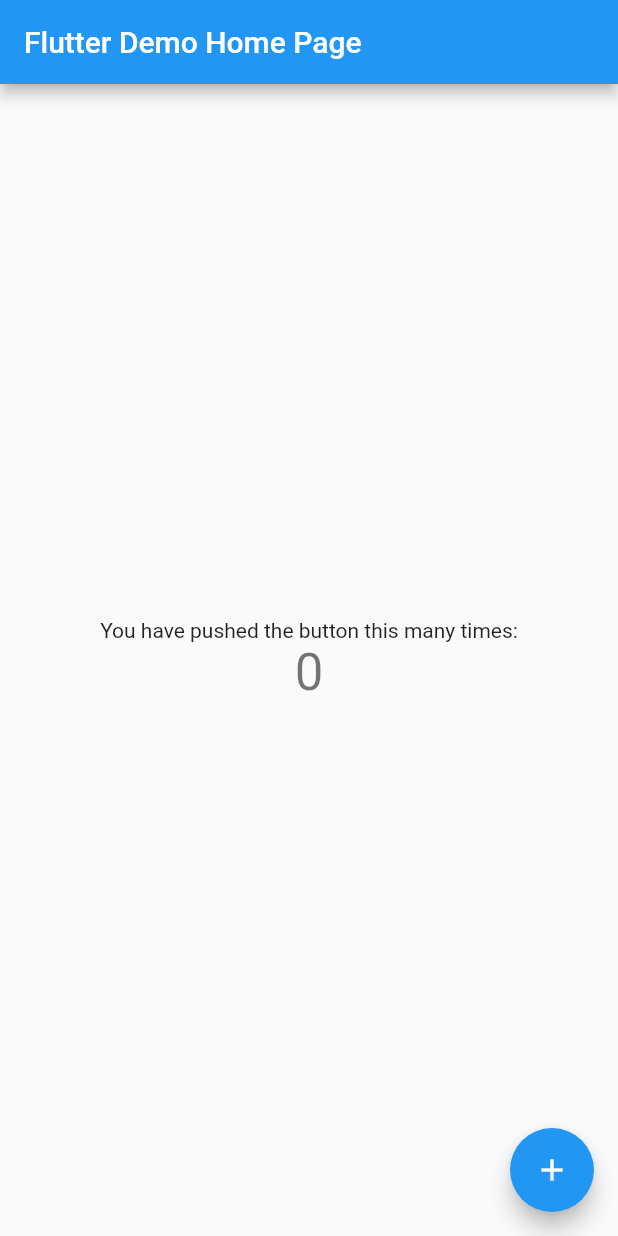
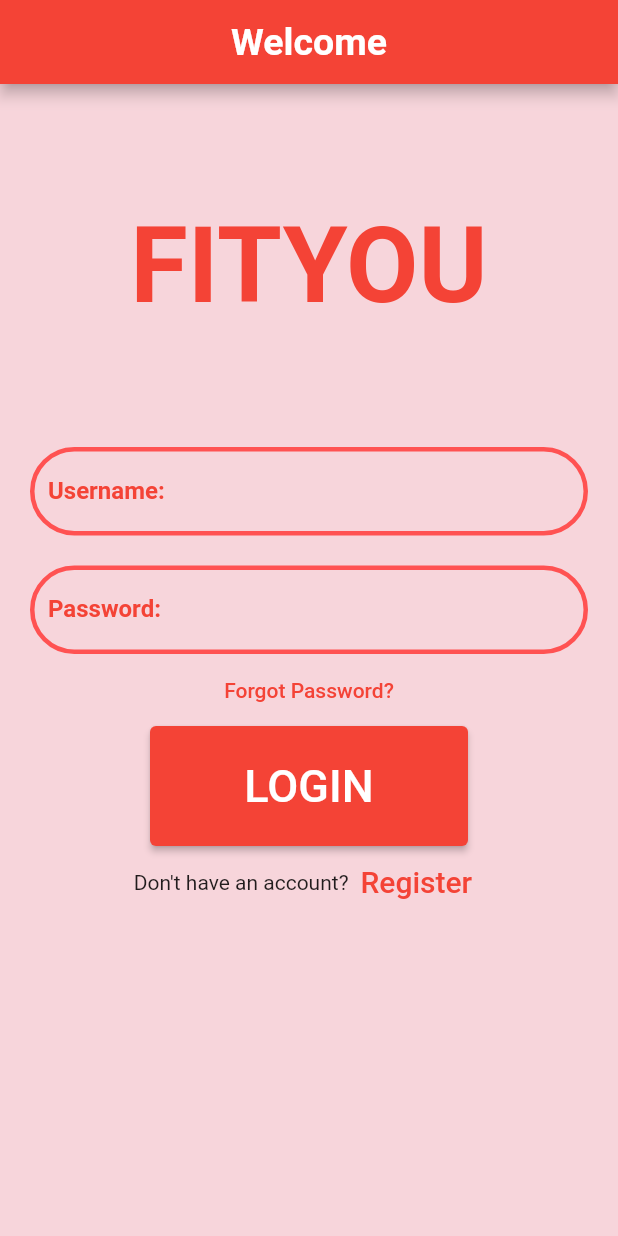
Before and after one commit to mvaiyapuri/cs160-exercise-project, a Flutter app: the screen it shows after launch, on a phone screen of 412 x 824 dp. Run offline on Flutter 3.47's test engine with Material 2 defaults, Android fonts, the phone set to English and light mode, and no system bars.

Commit message:
Update main.dart

```diff
--- a/fit_you/lib/main.dart
+++ b/fit_you/lib/main.dart
@@ -1,115 +1,273 @@
 import 'package:flutter/material.dart';
 
-void main() {
-  runApp(const MyApp());
-}
+void main() => runApp(const Login());
 
-class MyApp extends StatelessWidget {
-  const MyApp({super.key});
+class Login extends StatelessWidget {
+  const Login({Key? key}) : super(key: key);
 
-  // This widget is the root of your application.
+  static const String _title = 'Welcome';
+
   @override
   Widget build(BuildContext context) {
     return MaterialApp(
-      title: 'Flutter Demo',
+      title: _title,
       theme: ThemeData(
-        // This is the theme of your application.
-        //
-        // Try running your application with "flutter run". You'll see the
-        // application has a blue toolbar. Then, without quitting the app, try
-        // changing the primarySwatch below to Colors.green and then invoke
-        // "hot reload" (press "r" in the console where you ran "flutter run",
-        // or simply save your changes to "hot reload" in a Flutter IDE).
-        // Notice that the counter didn't reset back to zero; the application
-        // is not restarted.
-        primarySwatch: Colors.blue,
+        primarySwatch: Colors.red,
+        scaffoldBackgroundColor: const Color(0xFFF7D5DB),
       ),
-      home: const MyHomePage(title: 'Flutter Demo Home Page'),
+      home: Scaffold(
+        appBar: AppBar(centerTitle: true, title: const Text(_title, style: TextStyle(fontWeight: FontWeight.bold, fontSize: 25))),
+        body: const MyStatefulWidget(),
+      ),
     );
   }
 }
 
-class MyHomePage extends StatefulWidget {
-  const MyHomePage({super.key, required this.title});
-
-  // This widget is the home page of your application. It is stateful, meaning
-  // that it has a State object (defined below) that contains fields that affect
-  // how it looks.
-
-  // This class is the configuration for the state. It holds the values (in this
-  // case the title) provided by the parent (in this case the App widget) and
-  // used by the build method of the State. Fields in a Widget subclass are
-  // always marked "final".
-
-  final String title;
+class MyStatefulWidget extends StatefulWidget {
+  const MyStatefulWidget({Key? key}) : super(key: key);
 
   @override
-  State<MyHomePage> createState() => _MyHomePageState();
+  State<MyStatefulWidget> createState() => _MyStatefulWidgetState();
 }
 
-class _MyHomePageState extends State<MyHomePage> {
-  int _counter = 0;
-
-  void _incrementCounter() {
-    setState(() {
-      // This call to setState tells the Flutter framework that something has
-      // changed in this State, which causes it to rerun the build method below
-      // so that the display can reflect the updated values. If we changed
-      // _counter without calling setState(), then the build method would not be
-      // called again, and so nothing would appear to happen.
-      _counter++;
-    });
-  }
+class _MyStatefulWidgetState extends State<MyStatefulWidget> {
+  TextEditingController nameController = TextEditingController();
+  TextEditingController passwordController = TextEditingController();
 
   @override
   Widget build(BuildContext context) {
-    // This method is rerun every time setState is called, for instance as done
-    // by the _incrementCounter method above.
-    //
-    // The Flutter framework has been optimized to make rerunning build methods
-    // fast, so that you can just rebuild anything that needs updating rather
-    // than having to individually change instances of widgets.
-    return Scaffold(
-      appBar: AppBar(
-        // Here we take the value from the MyHomePage object that was created by
-        // the App.build method, and use it to set our appbar title.
-        title: Text(widget.title),
-      ),
-      body: Center(
-        // Center is a layout widget. It takes a single child and positions it
-        // in the middle of the parent.
-        child: Column(
-          // Column is also a layout widget. It takes a list of children and
-          // arranges them vertically. By default, it sizes itself to fit its
-          // children horizontally, and tries to be as tall as its parent.
-          //
-          // Invoke "debug painting" (press "p" in the console, choose the
-          // "Toggle Debug Paint" action from the Flutter Inspector in Android
-          // Studio, or the "Toggle Debug Paint" command in Visual Studio Code)
-          // to see the wireframe for each widget.
-          //
-          // Column has various properties to control how it sizes itself and
-          // how it positions its children. Here we use mainAxisAlignment to
-          // center the children vertically; the main axis here is the vertical
-          // axis because Columns are vertical (the cross axis would be
-          // horizontal).
-          mainAxisAlignment: MainAxisAlignment.center,
+    return Padding(
+        padding: const EdgeInsets.all(10),
+        child: ListView(
           children: <Widget>[
-            const Text(
-              'You have pushed the button this many times:',
+            Container(
+                alignment: Alignment.center,
+                padding: const EdgeInsets.all(70),
+                child: const Text(
+                  'FITYOU',
+                  style: TextStyle(
+                      color: Colors.red,
+                      fontWeight: FontWeight.bold,
+                      fontSize: 70),
+                )),
+            Container(
+              padding: const EdgeInsets.all(10),
+              child: TextField(
+                controller: nameController,
+                decoration: InputDecoration(
+                  enabledBorder: OutlineInputBorder(
+                      borderSide: BorderSide(width: 3, color: Colors.redAccent),
+                      borderRadius: BorderRadius.circular(50.0)
+                  ),
+                  labelText: 'Username: ',
+                  labelStyle: TextStyle(color: Colors.red, fontWeight: FontWeight.bold)
+
+                ),
+              ),
             ),
-            Text(
-              '$_counter',
-              style: Theme.of(context).textTheme.headline4,
+            Container(
+              padding: const EdgeInsets.fromLTRB(10, 10, 10, 0),
+              child: TextField(
+                obscureText: true,
+                controller: passwordController,
+                decoration: InputDecoration(
+                  enabledBorder: OutlineInputBorder(
+                    borderSide: BorderSide(width: 3, color: Colors.redAccent),
+                    borderRadius: BorderRadius.circular(50.0)
+                  ),
+                  labelText: 'Password: ',
+                  labelStyle: TextStyle(color: Colors.red, fontWeight: FontWeight.bold)
+                ),
+              ),
+            ),
+            TextButton(
+              onPressed: () {
+                //forgot password screen
+              },
+              child: const Text('Forgot Password?',),
+            ),
+            Container(
+                height: 80,
+                padding: const EdgeInsets.fromLTRB(90, 0, 90, 0),
+                child: ElevatedButton(
+                  child: const Text('LOGIN', style: TextStyle(fontSize: 30)),
+                  onPressed: () {
+                    print(nameController.text);
+                    print(passwordController.text);
+                  },
+                )
+            ),
+            Row(
+              mainAxisAlignment: MainAxisAlignment.center,
+              children: <Widget>[
+                const Text('Don\'t have an account?'),
+                TextButton(
+                  child: const Text(
+                    'Register',
+                    style: TextStyle(fontSize: 20),
+                  ),
+                  onPressed: () {
+                    Navigator.push(context, MaterialPageRoute(builder: (context) => const SignIn()),
+                    );//signup screen
+                  },
+                )
+              ],
             ),
           ],
-        ),
+        ));
+  }
+}
+class SignIn extends StatelessWidget {
+  const SignIn({Key? key}) : super(key: key);
+
+  static const String _title = 'Register';
+
+  @override
+  Widget build(BuildContext context) {
+    return MaterialApp(
+      title: _title,
+      theme: ThemeData(
+        primarySwatch: Colors.red,
+        scaffoldBackgroundColor: const Color(0xFFF7D5DB),
       ),
-      floatingActionButton: FloatingActionButton(
-        onPressed: _incrementCounter,
-        tooltip: 'Increment',
-        child: const Icon(Icons.add),
-      ), // This trailing comma makes auto-formatting nicer for build methods.
+      home: Scaffold(
+        appBar: AppBar(centerTitle: true, title: const Text(_title, style: TextStyle(fontWeight: FontWeight.bold, fontSize: 25))),
+        body: const MySignUpWidget(),
+      ),
     );
   }
 }
+class MySignUpWidget extends StatefulWidget {
+  const MySignUpWidget({Key? key}) : super(key: key);
+
+  @override
+  State<MySignUpWidget> createState() => _MySignUpWidgetState();
+}
+
+class _MySignUpWidgetState extends State<MySignUpWidget> {
+  TextEditingController nameController = TextEditingController();
+  TextEditingController passwordController = TextEditingController();
+  @override
+  Widget build(BuildContext context) {
+    return Padding(
+      padding: const EdgeInsets.all(10),
+      child: ListView(
+        children: <Widget>[
+          Container(
+            alignment: Alignment.topLeft,
+            padding: const EdgeInsets.fromLTRB(0, 40, 0, 30),
+            child: const Text(
+              'Sign Up',
+              style: TextStyle(
+                color: Colors.red,
+                fontWeight: FontWeight.bold,
+                fontSize: 30
+              )
+            )
+          ),
+          Container(
+            padding: const EdgeInsets.fromLTRB(0, 10, 200, 10),
+            child: TextField(
+              controller: nameController,
+              decoration: InputDecoration(
+                  enabledBorder: OutlineInputBorder(
+                      borderSide: BorderSide(width: 3, color: Colors.redAccent),
+                      borderRadius: BorderRadius.circular(50.0)
+                  ),
+                  labelText: 'Username: ',
+                  labelStyle: TextStyle(color: Colors.red, fontWeight: FontWeight.bold)
+
+              ),
+            ),
+          ),
+          Container(
+            padding: const EdgeInsets.fromLTRB(0, 10, 200, 10),
+            child: TextField(
+              controller: nameController,
+              decoration: InputDecoration(
+                  enabledBorder: OutlineInputBorder(
+                      borderSide: BorderSide(width: 3, color: Colors.redAccent),
+                      borderRadius: BorderRadius.circular(50.0)
+                  ),
+                  labelText: 'First Name: ',
+                  labelStyle: TextStyle(color: Colors.red, fontWeight: FontWeight.bold)
+
+              ),
+            ),
+          ),
+          Container(
+            padding: const EdgeInsets.fromLTRB(0, 10, 200, 10),
+            child: TextField(
+              controller: nameController,
+              decoration: InputDecoration(
+                  enabledBorder: OutlineInputBorder(
+                      borderSide: BorderSide(width: 3, color: Colors.redAccent),
+                      borderRadius: BorderRadius.circular(50.0)
+                  ),
+                  labelText: 'Date of Birth: ',
+                  labelStyle: TextStyle(color: Colors.red, fontWeight: FontWeight.bold)
+
+              ),
+            ),
+          ),
+          Container(
+            padding: const EdgeInsets.fromLTRB(0, 10, 200, 10),
+            child: TextField(
+              controller: nameController,
+              decoration: InputDecoration(
+                  enabledBorder: OutlineInputBorder(
+                      borderSide: BorderSide(width: 3, color: Colors.redAccent),
+                      borderRadius: BorderRadius.circular(50.0)
+                  ),
+                  labelText: 'Height: ',
+                  labelStyle: TextStyle(color: Colors.red, fontWeight: FontWeight.bold)
+
+              ),
+            ),
+          ),
+          Container(
+            padding: const EdgeInsets.fromLTRB(0, 10, 200, 40),
+            child: TextField(
+              controller: nameController,
+              decoration: InputDecoration(
+                  enabledBorder: OutlineInputBorder(
+                      borderSide: BorderSide(width: 3, color: Colors.redAccent),
+                      borderRadius: BorderRadius.circular(50.0)
+                  ),
+                  labelText: 'Weight: ',
+                  labelStyle: TextStyle(color: Colors.red, fontWeight: FontWeight.bold)
+
+              ),
+            ),
+          ),
+          Container(
+              height: 80,
+              padding: const EdgeInsets.fromLTRB(90, 0, 90, 0),
+              child: ElevatedButton(
+                child: const Text('LOGIN', style: TextStyle(fontSize: 30)),
+                onPressed: () {
+                  print(nameController.text);
+                  print(passwordController.text);
+                },
+              )
+          ),
+          Row(
+            mainAxisAlignment: MainAxisAlignment.center,
+            children: <Widget>[
+              const Text('Have an account?'),
+              TextButton(
+                child: const Text(
+                  'Login',
+                  style: TextStyle(fontSize: 20),
+                ),
+                onPressed: () {
+                  Navigator.pop(context); //LogIn
+                },
+              )
+            ],
+          ),
+        ]
+      )
+    );
+  }
+}
```
